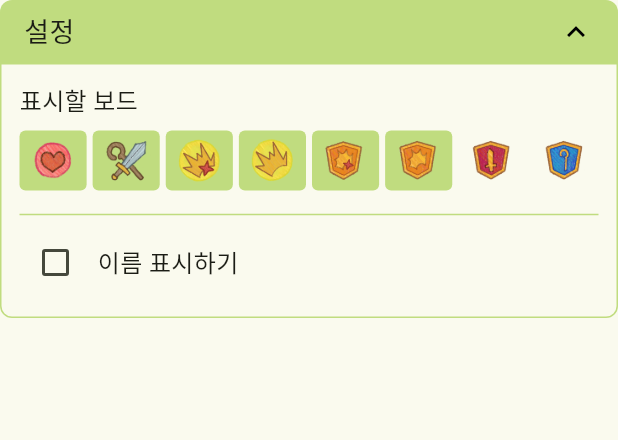
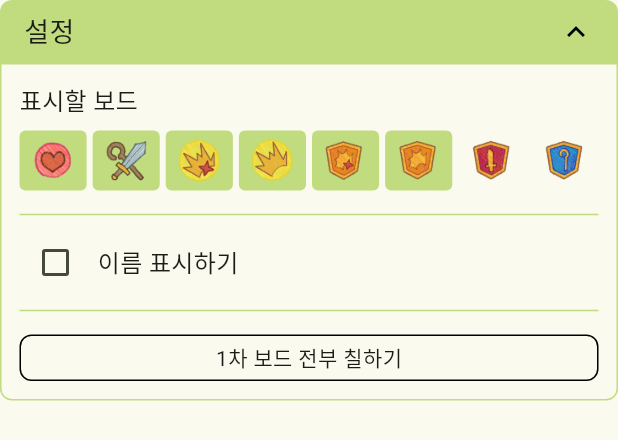
Before and after one commit to su-mong/trickcal_note_revive, a Flutter app: the SettingsView widget shown alone on an empty page, opened directly, after a tap on "설정", on a phone screen of 412 x 824 dp. Shown: the top 440 px of the screen. Run offline on Flutter 3.47's test engine with Material 3 defaults, Android fonts, the phone set to English and light mode, and no system bars; our stand-ins replace flutter_dotenv, flutter_riverpod, freezed_annotation, shared_preferences, supabase_flutter; accounts and stored records are empty; generated files the repository leaves out were written again; network calls fail; Roboto replaces fonts that are missing (OneMobilePop).

Commit message:
보드 전부 칠하기/지우기 기능

```diff
--- /dev/null
+++ b/lib/widgets/settings/all_check_button.dart
@@ -0,0 +1,44 @@
+import 'package:flutter/material.dart';
+import 'package:flutter_riverpod/flutter_riverpod.dart';
+import 'package:trickcal_note_revive/mixins/event_mixin.dart';
+import 'package:trickcal_note_revive/providers/state/current_board_number_state_provider.dart';
+
+import '../base_button.dart';
+
+class AllCheckButton extends ConsumerStatefulWidget {
+  const AllCheckButton({super.key});
+
+  @override
+  ConsumerState<AllCheckButton> createState() => _AllCheckButtonState();
+}
+
+class _AllCheckButtonState extends ConsumerState<AllCheckButton> with EventMixin {
+  bool _isAllChecked = false;
+
+  @override
+  Widget build(BuildContext context) {
+    final currentBoardNumber = ref.watch(currentBoardNumberStateProvider);
+
+    return BaseButton(
+      onTap: () {
+        setState(() {
+          _isAllChecked = !_isAllChecked;
+        });
+        changeAllCurrentBoard(ref, currentBoardNumber, changeToActive: _isAllChecked);
+      },
+      child: Container(
+        alignment: Alignment.center,
+        padding: const EdgeInsets.symmetric(vertical: 4),
+        decoration: BoxDecoration(
+          borderRadius: BorderRadius.circular(8),
+          border: Border.all(color: Colors.black),
+        ),
+        child: Text(
+          _isAllChecked
+              ? '$currentBoardNumber차 보드 전부 지우기'
+              : '$currentBoardNumber차 보드 전부 칠하기',
+        ),
+      ),
+    );
+  }
+}
--- a/lib/widgets/settings/settings_view.dart
+++ b/lib/widgets/settings/settings_view.dart
@@ -1,5 +1,6 @@
 import 'package:flutter/material.dart';
 import 'package:trickcal_note_revive/widgets/settings/active_board_type_view.dart';
+import 'package:trickcal_note_revive/widgets/settings/all_check_button.dart';
 import 'package:trickcal_note_revive/widgets/settings/changing_is_show_name_button.dart';
 
 class SettingsView extends StatefulWidget {
@@ -105,6 +106,9 @@ class _SettingsViewState extends State<SettingsView> with SingleTickerProviderSt
                   const SizedBox(height: 8),
                   Divider(color: _color),
                   const ChangingIsShowNameButton(),
+                  Divider(color: _color),
+                  const SizedBox(height: 8),
+                  AllCheckButton(),
                 ],
               ),
             ),
```
Also changed, not shown: lib/mixins/event_mixin.dart (+20 -0 lines), lib/providers/data/board_data_provider.dart (+31 -0 lines).
